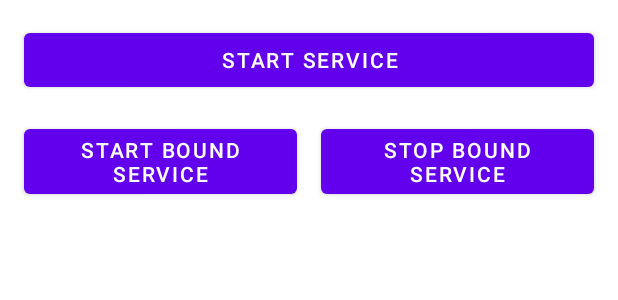
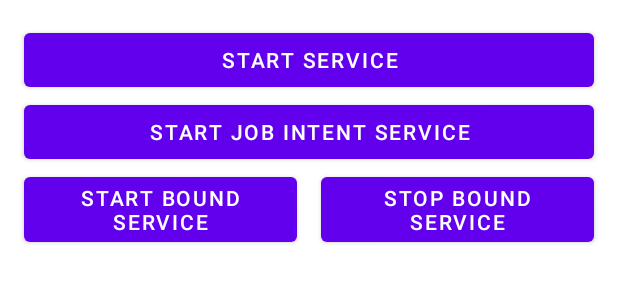
Before and after one commit to reskimulud/bpaai-dicoding, an Android app: the layout activity_main.xml on its own in the app's theme, with its tools: preview values and no code run, on a phone screen of 412 x 824 dp. Shown: the top 300 px of the screen. Run offline under Robolectric (Android 15) with nearby library versions, the phone set to English and light mode, and no system bars.

Commit message:
update project with implement job intent service

```diff
--- a/MyService/app/src/main/java/com/mankart/myservice/MainActivity.kt
+++ b/MyService/app/src/main/java/com/mankart/myservice/MainActivity.kt
@@ -18,6 +18,12 @@ class MainActivity : AppCompatActivity() {
             startService(Intent(this@MainActivity, MyService::class.java))
         }
 
+        binding.btnStartJobIntentService.setOnClickListener {
+            val myJobIntentService = Intent(this, MyJobIntentService::class.java)
+            myJobIntentService.putExtra(MyJobIntentService.EXTRA_DURATION, 5000L)
+            MyJobIntentService.enqueueWork(this, myJobIntentService)
+        }
+
         binding.btnStartBoundService.setOnClickListener {  }
 
         binding.btnStopBoundService.setOnClickListener {  }
--- a/MyService/app/src/main/res/layout/activity_main.xml
+++ b/MyService/app/src/main/res/layout/activity_main.xml
@@ -19,17 +19,27 @@
         app:layout_constraintTop_toTopOf="parent" />
 
     <Button
+        android:id="@+id/btn_start_job_intent_service"
+        android:layout_width="0dp"
+        android:layout_height="wrap_content"
+        android:layout_marginStart="16dp"
+        android:layout_marginEnd="16dp"
+        android:text="@string/start_job_intent_service"
+        app:layout_constraintEnd_toEndOf="parent"
+        app:layout_constraintStart_toStartOf="parent"
+        app:layout_constraintTop_toBottomOf="@+id/btn_start_service" />
+
+    <Button
         android:id="@+id/btn_start_bound_service"
         android:layout_width="0dp"
         android:layout_height="wrap_content"
         android:layout_marginStart="16dp"
-        android:layout_marginTop="16dp"
         android:layout_marginEnd="8dp"
         android:text="@string/start_bound_service"
         app:flow_firstHorizontalBias="0.5"
         app:layout_constraintEnd_toStartOf="@+id/btn_stop_bound_service"
         app:layout_constraintStart_toStartOf="parent"
-        app:layout_constraintTop_toBottomOf="@+id/btn_start_service" />
+        app:layout_constraintTop_toBottomOf="@+id/btn_start_job_intent_service" />
 
     <Button
         android:id="@+id/btn_stop_bound_service"
--- a/MyService/app/src/main/res/values/strings.xml
+++ b/MyService/app/src/main/res/values/strings.xml
@@ -1,6 +1,7 @@
 <resources>
     <string name="app_name">My Service</string>
     <string name="start_service">Start Service</string>
+    <string name="start_job_intent_service">Start Job Intent Service</string>
     <string name="start_bound_service">Start Bound Service</string>
     <string name="stop_bound_service">Stop bound Service</string>
 </resources>
```
Also changed, not shown: MyService/app/src/main/AndroidManifest.xml (+6 -1 lines), MyService/app/src/main/java/com/mankart/myservice/MyJobIntentService.kt (added, +39 -0 lines).
